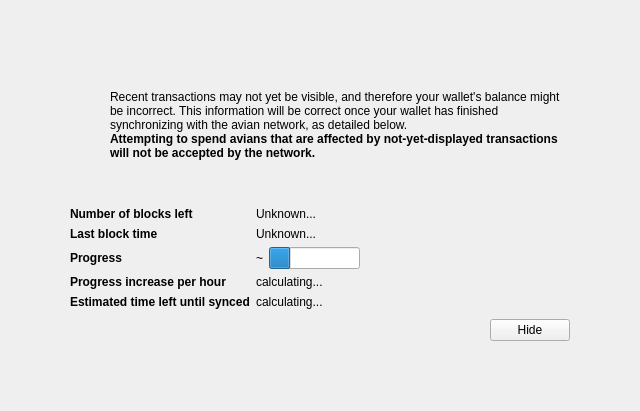
First picture: the form in src/qt/forms/modaloverlay.ui, repository AvianNetwork/Avian, before the edit.
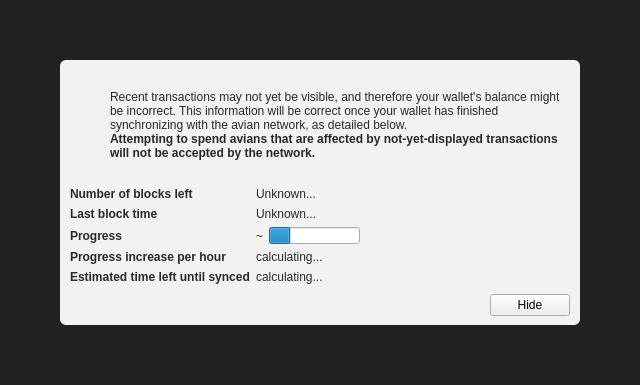
Second picture: the form after the edit. Icons and pictures are not drawn. Custom widgets are drawn as their Qt base class.

```diff
--- a/src/qt/forms/modaloverlay.ui
+++ b/src/qt/forms/modaloverlay.ui
@@ -7,7 +7,7 @@
     <x>0</x>
     <y>0</y>
     <width>640</width>
-    <height>411</height>
+    <height>385</height>
    </rect>
   </property>
   <property name="windowTitle">
@@ -31,6 +31,9 @@
    </property>
    <item>
     <widget class="QWidget" name="bgWidget" native="true">
+     <property name="styleSheet">
+      <string notr="true">#bgWidget { background: rgba(0,0,0,220); }</string>
+     </property>
      <layout class="QVBoxLayout" name="verticalLayoutMain" stretch="1">
       <property name="leftMargin">
        <number>60</number>
@@ -46,6 +49,11 @@
       </property>
       <item>
        <widget class="QWidget" name="contentWidget" native="true">
+        <property name="styleSheet">
+         <string notr="true">#contentWidget { background: rgba(255,255,255,240); border-radius: 6px; }
+
+QLabel { color: rgb(40,40,40);  }</string>
+        </property>
         <layout class="QVBoxLayout" name="verticalLayoutSub" stretch="1,0,0,0">
          <property name="spacing">
           <number>0</number>
```
